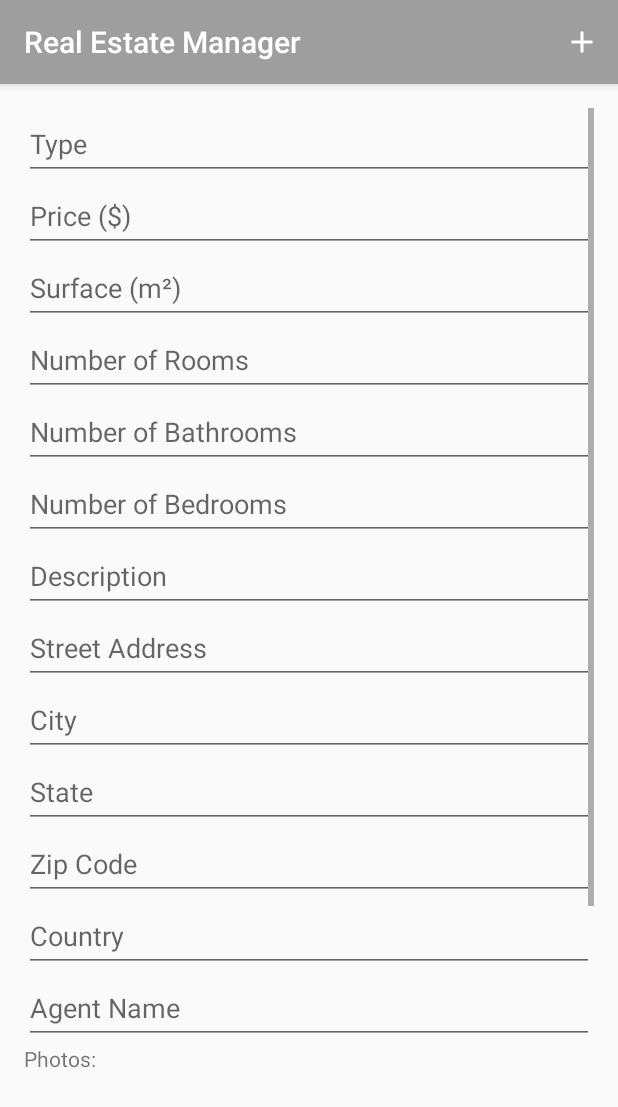
After one commit to Rox74/P9-RealEstateManager-Android-NBA, an Android app: the fragment AddPropertyFragment placed in its activity, on a phone screen of 412 x 824 dp. The commit adds this screen. Shown: the top 1107 px of the screen. Run offline under Robolectric (Android 15) with nearby library versions, the phone set to English and light mode, and no system bars; our stand-ins replace Room's generated code; pictures from the network do not load.

Commit message:
Add AddProperty System

```diff
--- a/app/build.gradle
+++ b/app/build.gradle
@@ -43,6 +43,7 @@ android {
         implementation 'androidx.constraintlayout:constraintlayout:2.2.0'
         implementation 'androidx.recyclerview:recyclerview:1.3.2'
         implementation 'androidx.cardview:cardview:1.0.0'
+        implementation 'androidx.recyclerview:recyclerview:1.3.2'
 
         // Room Database
         implementation 'androidx.room:room-runtime:2.6.1'
--- a/app/src/main/java/com/openclassrooms/realestatemanager/di/ViewModelFactory.java
+++ b/app/src/main/java/com/openclassrooms/realestatemanager/di/ViewModelFactory.java
@@ -9,6 +9,7 @@ import androidx.lifecycle.ViewModelProvider;
 import com.openclassrooms.realestatemanager.model.database.PropertyDatabase;
 import com.openclassrooms.realestatemanager.repository.MapRepository;
 import com.openclassrooms.realestatemanager.repository.PropertyRepository;
+import com.openclassrooms.realestatemanager.viewmodel.AddPropertyViewModel;
 import com.openclassrooms.realestatemanager.viewmodel.MapViewModel;
 import com.openclassrooms.realestatemanager.viewmodel.PropertyDetailViewModel;
 import com.openclassrooms.realestatemanager.viewmodel.PropertyListViewModel;
@@ -42,6 +43,8 @@ public class ViewModelFactory extends ViewModelProvider.NewInstanceFactory {
             return (T) new PropertyListViewModel(propertyRepository);
         } else if (modelClass.isAssignableFrom(PropertyDetailViewModel.class)) {
             return (T) new PropertyDetailViewModel(propertyRepository);
+        } else if (modelClass.isAssignableFrom(AddPropertyViewModel.class)) {
+            return (T) new AddPropertyViewModel(propertyRepository);
         } else if (modelClass.isAssignableFrom(MapViewModel.class)) {
             return (T) new MapViewModel(mapRepository);
         }
--- a/app/src/main/java/com/openclassrooms/realestatemanager/view/activity/MainActivity.java
+++ b/app/src/main/java/com/openclassrooms/realestatemanager/view/activity/MainActivity.java
@@ -2,15 +2,20 @@ package com.openclassrooms.realestatemanager.view.activity;
 
 import android.content.SharedPreferences;
 import android.os.Bundle;
+import android.view.Menu;
+import android.view.MenuItem;
 
+import androidx.annotation.NonNull;
 import androidx.appcompat.app.AppCompatActivity;
 
 import com.openclassrooms.realestatemanager.R;
 import com.openclassrooms.realestatemanager.repository.PropertyRepository;
 import com.openclassrooms.realestatemanager.utils.MockDataProvider;
+import com.openclassrooms.realestatemanager.view.fragment.AddPropertyFragment;
 import com.openclassrooms.realestatemanager.view.fragment.PropertyListFragment;
 
 public class MainActivity extends AppCompatActivity {
+
     @Override
     protected void onCreate(Bundle savedInstanceState) {
         super.onCreate(savedInstanceState);
@@ -36,4 +41,24 @@ public class MainActivity extends AppCompatActivity {
             sharedPreferences.edit().putBoolean("is_mock_data_inserted", true).apply();
         }
     }
+
+    @Override
+    public boolean onCreateOptionsMenu(Menu menu) {
+        // Chargez le menu principal
+        getMenuInflater().inflate(R.menu.main_menu, menu);
+        return true;
+    }
+
+    @Override
+    public boolean onOptionsItemSelected(@NonNull MenuItem item) {
+        if (item.getItemId() == R.id.action_add_property) {
+            // Ouvrez le fragment d'ajout de propriété
+            getSupportFragmentManager().beginTransaction()
+                    .replace(R.id.fragment_container, new AddPropertyFragment())
+                    .addToBackStack(null)
+                    .commit();
+            return true;
+        }
+        return super.onOptionsItemSelected(item);
+    }
 }
--- /dev/null
+++ b/app/src/main/java/com/openclassrooms/realestatemanager/view/fragment/AddPropertyFragment.java
@@ -0,0 +1,195 @@
+package com.openclassrooms.realestatemanager.view.fragment;
+
+import android.app.Activity;
+import android.app.AlertDialog;
+import android.content.Intent;
+import android.net.Uri;
+import android.os.Bundle;
+import android.view.LayoutInflater;
+import android.view.View;
+import android.view.ViewGroup;
+import android.widget.Button;
+import android.widget.EditText;
+import android.widget.Toast;
+
+import androidx.activity.result.ActivityResultLauncher;
+import androidx.activity.result.contract.ActivityResultContracts;
+import androidx.annotation.NonNull;
+import androidx.annotation.Nullable;
+import androidx.fragment.app.Fragment;
+import androidx.lifecycle.ViewModelProvider;
+import androidx.recyclerview.widget.LinearLayoutManager;
+import androidx.recyclerview.widget.RecyclerView;
+
+import com.openclassrooms.realestatemanager.R;
+import com.openclassrooms.realestatemanager.di.ViewModelFactory;
+import com.openclassrooms.realestatemanager.model.entity.Address;
+import com.openclassrooms.realestatemanager.model.entity.Photo;
+import com.openclassrooms.realestatemanager.model.entity.PointOfInterest;
+import com.openclassrooms.realestatemanager.model.entity.Property;
+import com.openclassrooms.realestatemanager.view.adapter.PhotoAdapter;
+import com.openclassrooms.realestatemanager.viewmodel.AddPropertyViewModel;
+
+import java.util.ArrayList;
+import java.util.Date;
+import java.util.List;
+
+public class AddPropertyFragment extends Fragment {
+
+    private EditText typeEditText, priceEditText, surfaceEditText, roomsEditText,
+            bathroomsEditText, bedroomsEditText, descriptionEditText,
+            streetEditText, cityEditText, stateEditText, zipCodeEditText,
+            countryEditText, agentEditText;
+    private RecyclerView photoRecyclerView, pointsOfInterestRecyclerView;
+    private PhotoAdapter photoAdapter;
+    private PointOfInterestAdapter pointOfInterestAdapter;
+    private Button addPhotoButton, addPointOfInterestButton, saveButton;
+    private List<Photo> photos = new ArrayList<>();
+    private List<PointOfInterest> pointsOfInterest = new ArrayList<>();
+    private AddPropertyViewModel addPropertyViewModel;
+
+    private ActivityResultLauncher<Intent> photoPickerLauncher;
+
+    @Nullable
+    @Override
+    public View onCreateView(@NonNull LayoutInflater inflater, @Nullable ViewGroup container, @Nullable Bundle savedInstanceState) {
+        View view = inflater.inflate(R.layout.fragment_add_property, container, false);
+
+        // Initialisation des vues
+        typeEditText = view.findViewById(R.id.edit_text_type);
+        priceEditText = view.findViewById(R.id.edit_text_price);
+        surfaceEditText = view.findViewById(R.id.edit_text_surface);
+        roomsEditText = view.findViewById(R.id.edit_text_rooms);
+        bathroomsEditText = view.findViewById(R.id.edit_text_bathrooms);
+        bedroomsEditText = view.findViewById(R.id.edit_text_bedrooms);
+        descriptionEditText = view.findViewById(R.id.edit_text_description);
+        streetEditText = view.findViewById(R.id.edit_text_street);
+        cityEditText = view.findViewById(R.id.edit_text_city);
+        stateEditText = view.findViewById(R.id.edit_text_state);
+        zipCodeEditText = view.findViewById(R.id.edit_text_zip_code);
+        countryEditText = view.findViewById(R.id.edit_text_country);
+        agentEditText = view.findViewById(R.id.edit_text_agent_name);
+        photoRecyclerView = view.findViewById(R.id.recycler_view_photos);
+        pointsOfInterestRecyclerView = view.findViewById(R.id.recycler_view_points_of_interest);
+        addPhotoButton = view.findViewById(R.id.button_add_photo);
+        addPointOfInterestButton = view.findViewById(R.id.button_add_point_of_interest);
+        saveButton = view.findViewById(R.id.button_save);
+
+        // Initialisation des RecyclerView
+        photoRecyclerView.setLayoutManager(new LinearLayoutManager(getContext(), LinearLayoutManager.HORIZONTAL, false));
+        photoAdapter = new PhotoAdapter();
+        photoRecyclerView.setAdapter(photoAdapter);
+
+        pointsOfInterestRecyclerView.setLayoutManager(new LinearLayoutManager(getContext()));
+        pointOfInterestAdapter = new PointOfInterestAdapter(pointsOfInterest);
+        pointsOfInterestRecyclerView.setAdapter(pointOfInterestAdapter);
+
+        // Initialisation du ViewModel
+        addPropertyViewModel = new ViewModelProvider(
+                this,
+                ViewModelFactory.getInstance(requireActivity().getApplication())
+        ).get(AddPropertyViewModel.class);
+
+        // Gestion du clic sur "Add Photo"
+        addPhotoButton.setOnClickListener(v -> showAddPhotoDialog());
+
+        // Gestion du clic sur "Add Point of Interest"
+        addPointOfInterestButton.setOnClickListener(v -> addPointOfInterest());
+
+        // Gestion du clic sur "Save"
+        saveButton.setOnClickListener(v -> saveProperty());
+
+        // Initialisation du launcher pour sélectionner une photo
+        photoPickerLauncher = registerForActivityResult(new ActivityResultContracts.StartActivityForResult(), result -> {
+            if (result.getResultCode() == Activity.RESULT_OK && result.getData() != null) {
+                Uri imageUri = result.getData().getData();
+                if (imageUri != null) {
+                    showPhotoDescriptionDialog(imageUri);
+                }
+            }
+        });
+
+        return view;
+    }
+
+    private void showAddPhotoDialog() {
+        Intent intent = new Intent(Intent.ACTION_PICK);
+        intent.setType("image/*");
+        photoPickerLauncher.launch(intent);
+    }
+
+    private void showPhotoDescriptionDialog(Uri imageUri) {
+        AlertDialog.Builder builder = new AlertDialog.Builder(requireContext());
+        builder.setTitle("Add Photo Description");
+
+        View dialogView = LayoutInflater.from(requireContext()).inflate(R.layout.dialog_add_photo, null, false);
+        EditText descriptionEditText = dialogView.findViewById(R.id.edit_text_photo_description);
+
+        builder.setView(dialogView)
+                .setPositiveButton("Add", (dialog, which) -> {
+                    String description = descriptionEditText.getText().toString().trim();
+                    if (!description.isEmpty()) {
+                        photos.add(new Photo(imageUri.toString(), description));
+                        photoAdapter.setPhotos(photos);
+                    } else {
+                        Toast.makeText(getContext(), "Description cannot be empty", Toast.LENGTH_SHORT).show();
+                    }
+                })
+                .setNegativeButton("Cancel", null)
+                .show();
+    }
+
+    private void addPointOfInterest() {
+        AlertDialog.Builder builder = new AlertDialog.Builder(requireContext());
+        builder.setTitle("Add Point of Interest");
+
+        View dialogView = LayoutInflater.from(requireContext()).inflate(R.layout.dialog_add_point_of_interest, null, false);
+        EditText nameEditText = dialogView.findViewById(R.id.edit_text_poi_name);
+        EditText typeEditText = dialogView.findViewById(R.id.edit_text_poi_type);
+
+        builder.setView(dialogView)
+                .setPositiveButton("Add", (dialog, which) -> {
+                    String name = nameEditText.getText().toString().trim();
+                    String type = typeEditText.getText().toString().trim();
+                    if (!name.isEmpty() && !type.isEmpty()) {
+                        pointsOfInterest.add(new PointOfInterest(name, type));
+                        pointOfInterestAdapter.notifyDataSetChanged();
+                    } else {
+                        Toast.makeText(getContext(), "Both fields are required", Toast.LENGTH_SHORT).show();
+                    }
+                })
+                .setNegativeButton("Cancel", null)
+                .show();
+    }
+
+    private void saveProperty() {
+        String type = typeEditText.getText().toString().trim();
+        double price = Double.parseDouble(priceEditText.getText().toString().trim());
+        double surface = Double.parseDouble(surfaceEditText.getText().toString().trim());
+        int rooms = Integer.parseInt(roomsEditText.getText().toString().trim());
+        int bathrooms = Integer.parseInt(bathroomsEditText.getText().toString().trim());
+        int bedrooms = Integer.parseInt(bedroomsEditText.getText().toString().trim());
+        String description = descriptionEditText.getText().toString().trim();
+        String street = streetEditText.getText().toString().trim();
+        String city = cityEditText.getText().toString().trim();
+        String state = stateEditText.getText().toString().trim();
+        String zipCode = zipCodeEditText.getText().toString().trim();
+        String country = countryEditText.getText().toString().trim();
+        String agentName = agentEditText.getText().toString().trim();
+
+        if (type.isEmpty() || price <= 0 || surface <= 0 || street.isEmpty() || city.isEmpty()) {
+            Toast.makeText(getContext(), "Please fill all required fields", Toast.LENGTH_SHORT).show();
+            return;
+        }
+
+        Address address = new Address(street, city, state, zipCode, country);
+
+        Property property = new Property(
+                type, price, surface, rooms, bathrooms, bedrooms, description,
+                address, photos, pointsOfInterest, false, new Date(), null, agentName
+        );
+
+        addPropertyViewModel.insertProperty(property);
+        requireActivity().getSupportFragmentManager().popBackStack();
+    }
+}
--- /dev/null
+++ b/app/src/main/java/com/openclassrooms/realestatemanager/view/fragment/PointOfInterestAdapter.java
@@ -0,0 +1,54 @@
+package com.openclassrooms.realestatemanager.view.fragment;
+
+import android.view.LayoutInflater;
+import android.view.View;
+import android.view.ViewGroup;
+import android.widget.TextView;
+
+import androidx.annotation.NonNull;
+import androidx.recyclerview.widget.RecyclerView;
+
+import com.openclassrooms.realestatemanager.R;
+import com.openclassrooms.realestatemanager.model.entity.PointOfInterest;
+
+import java.util.List;
+
+public class PointOfInterestAdapter extends RecyclerView.Adapter<PointOfInterestAdapter.PointOfInterestViewHolder> {
+
+    private final List<PointOfInterest> pointsOfInterest;
+
+    public PointOfInterestAdapter(List<PointOfInterest> pointsOfInterest) {
+        this.pointsOfInterest = pointsOfInterest;
+    }
+
+    @NonNull
+    @Override
+    public PointOfInterestViewHolder onCreateViewHolder(@NonNull ViewGroup parent, int viewType) {
+        View view = LayoutInflater.from(parent.getContext()).inflate(R.layout.item_point_of_interest, parent, false);
+        return new PointOfInterestViewHolder(view);
+    }
+
+    @Override
+    public void onBindViewHolder(@NonNull PointOfInterestViewHolder holder, int position) {
+        PointOfInterest pointOfInterest = pointsOfInterest.get(position);
+        holder.nameTextView.setText(pointOfInterest.name);
+        holder.typeTextView.setText(pointOfInterest.type);
+    }
+
+    @Override
+    public int getItemCount() {
+        return pointsOfInterest.size();
+    }
+
+    static class PointOfInterestViewHolder extends RecyclerView.ViewHolder {
+
+        TextView nameTextView;
+        TextView typeTextView;
+
+        public PointOfInterestViewHolder(@NonNull View itemView) {
+            super(itemView);
+            nameTextView = itemView.findViewById(R.id.text_view_poi_name);
+            typeTextView = itemView.findViewById(R.id.text_view_poi_type);
+        }
+    }
+}
--- /dev/null
+++ b/app/src/main/java/com/openclassrooms/realestatemanager/viewmodel/AddPropertyViewModel.java
@@ -0,0 +1,19 @@
+package com.openclassrooms.realestatemanager.viewmodel;
+
+import androidx.lifecycle.ViewModel;
+
+import com.openclassrooms.realestatemanager.model.entity.Property;
+import com.openclassrooms.realestatemanager.repository.PropertyRepository;
+
+public class AddPropertyViewModel extends ViewModel {
+
+    private final PropertyRepository propertyRepository;
+
+    public AddPropertyViewModel(PropertyRepository repository) {
+        this.propertyRepository = repository;
+    }
+
+    public void insertProperty(Property property) {
+        propertyRepository.insert(property);
+    }
+}
--- /dev/null
+++ b/app/src/main/res/drawable/ic_add.xml
@@ -0,0 +1,9 @@
+<vector xmlns:android="http://schemas.android.com/apk/res/android"
+    android:width="24dp"
+    android:height="24dp"
+    android:viewportWidth="960"
+    android:viewportHeight="960">
+  <path
+      android:pathData="M440,520L200,520v-80h240v-240h80v240h240v80L520,520v240h-80v-240Z"
+      android:fillColor="#FFFFFF"/>
+</vector>
--- /dev/null
+++ b/app/src/main/res/layout/fragment_add_property.xml
@@ -0,0 +1,149 @@
+<?xml version="1.0" encoding="utf-8"?>
+<ScrollView xmlns:android="http://schemas.android.com/apk/res/android"
+    android:layout_width="match_parent"
+    android:layout_height="match_parent"
+    android:padding="16dp">
+
+    <LinearLayout
+        android:layout_width="match_parent"
+        android:layout_height="wrap_content"
+        android:orientation="vertical">
+
+        <!-- Type de propriété -->
+        <EditText
+            android:id="@+id/edit_text_type"
+            android:layout_width="match_parent"
+            android:layout_height="48dp"
+            android:hint="Type" />
+
+        <!-- Prix -->
+        <EditText
+            android:id="@+id/edit_text_price"
+            android:layout_width="match_parent"
+            android:layout_height="48dp"
+            android:hint="Price ($)"
+            android:inputType="numberDecimal" />
+
+        <!-- Surface -->
+        <EditText
+            android:id="@+id/edit_text_surface"
+            android:layout_width="match_parent"
+            android:layout_height="48dp"
+            android:hint="Surface (m²)"
+            android:inputType="numberDecimal" />
+
+        <!-- Nombre de pièces -->
+        <EditText
+            android:id="@+id/edit_text_rooms"
+            android:layout_width="match_parent"
+            android:layout_height="48dp"
+            android:hint="Number of Rooms"
+            android:inputType="number" />
+
+        <!-- Nombre de salles de bains -->
+        <EditText
+            android:id="@+id/edit_text_bathrooms"
+            android:layout_width="match_parent"
+            android:layout_height="48dp"
+            android:hint="Number of Bathrooms"
+            android:inputType="number" />
+
+        <!-- Nombre de chambres -->
+        <EditText
+            android:id="@+id/edit_text_bedrooms"
+            android:layout_width="match_parent"
+            android:layout_height="48dp"
+            android:hint="Number of Bedrooms"
+            android:inputType="number" />
+
+        <!-- Description -->
+        <EditText
+            android:id="@+id/edit_text_description"
+            android:layout_width="match_parent"
+            android:layout_height="48dp"
+            android:hint="Description"
+            android:inputType="textMultiLine" />
+
+        <!-- Adresse complète -->
+        <EditText
+            android:id="@+id/edit_text_street"
+            android:layout_width="match_parent"
+            android:layout_height="48dp"
+            android:hint="Street Address" />
+
+        <EditText
+            android:id="@+id/edit_text_city"
+            android:layout_width="match_parent"
+            android:layout_height="48dp"
+            android:hint="City" />
+
+        <EditText
+            android:id="@+id/edit_text_state"
+            android:layout_width="match_parent"
+            android:layout_height="48dp"
+            android:hint="State" />
+
+        <EditText
+            android:id="@+id/edit_text_zip_code"
+            android:layout_width="match_parent"
+            android:layout_height="48dp"
+            android:hint="Zip Code" />
+
+        <EditText
+            android:id="@+id/edit_text_country"
+            android:layout_width="match_parent"
+            android:layout_height="48dp"
+            android:hint="Country" />
+
+        <!-- Nom de l'agent -->
+        <EditText
+            android:id="@+id/edit_text_agent_name"
+            android:layout_width="match_parent"
+            android:layout_height="48dp"
+            android:hint="Agent Name" />
+
+        <!-- Ajouter des photos -->
+        <TextView
+            android:layout_width="match_parent"
+            android:layout_height="wrap_content"
+            android:text="Photos:" />
+
+        <androidx.recyclerview.widget.RecyclerView
+            android:id="@+id/recycler_view_photos"
+            android:layout_width="match_parent"
+            android:layout_height="120dp"
+            android:orientation="horizontal" />
+
+        <Button
+            android:id="@+id/button_add_photo"
+            android:layout_width="match_parent"
+            android:layout_height="wrap_content"
+            android:text="Add Photo" />
+
+        <!-- Ajouter des points d'intérêt -->
+        <TextView
+            android:layout_width="match_parent"
+            android:layout_height="wrap_content"
+            android:text="Points of Interest:" />
+
+        <androidx.recyclerview.widget.RecyclerView
+            android:id="@+id/recycler_view_points_of_interest"
+            android:layout_width="match_parent"
+            android:layout_height="120dp"
+            android:orientation="vertical" />
+
+        <Button
+            android:id="@+id/button_add_point_of_interest"
+            android:layout_width="match_parent"
+            android:layout_height="wrap_content"
+            android:text="Add Point of Interest" />
+
+        <!-- Bouton de sauvegarde -->
+        <Button
+            android:id="@+id/button_save"
+            android:layout_width="match_parent"
+            android:layout_height="wrap_content"
+            android:text="Save Property" />
+
+    </LinearLayout>
+</ScrollView>
--- /dev/null
+++ b/app/src/main/res/menu/main_menu.xml
@@ -0,0 +1,8 @@
+<menu xmlns:android="http://schemas.android.com/apk/res/android"
+    xmlns:app="http://schemas.android.com/apk/res-auto">
+    <item
+        android:id="@+id/action_add_property"
+        android:title="Add Property"
+        android:icon="@drawable/ic_add"
+        app:showAsAction="always" />
+</menu>
```
Also changed, not shown: app/src/main/res/layout/dialog_add_photo.xml (added, +23 -0 lines), app/src/main/res/layout/dialog_add_point_of_interest.xml (added, +24 -0 lines), app/src/main/res/layout/item_point_of_interest.xml (added, +24 -0 lines), 2 other files.
